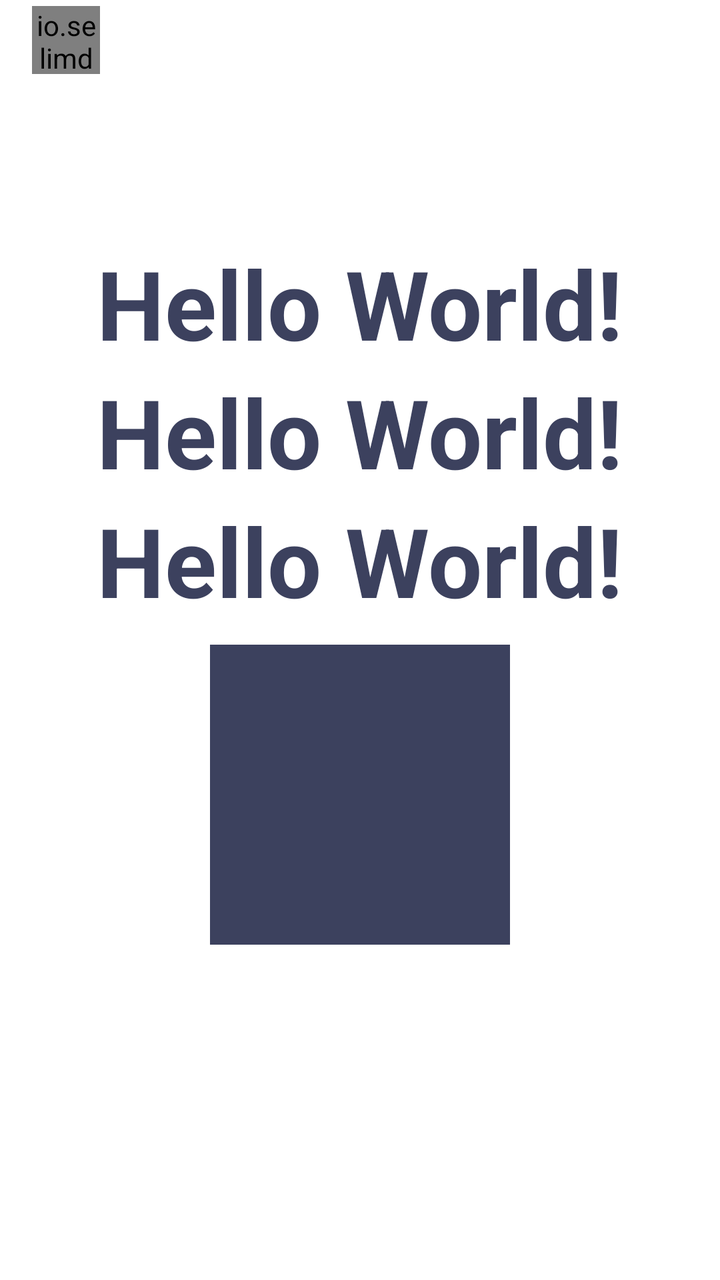
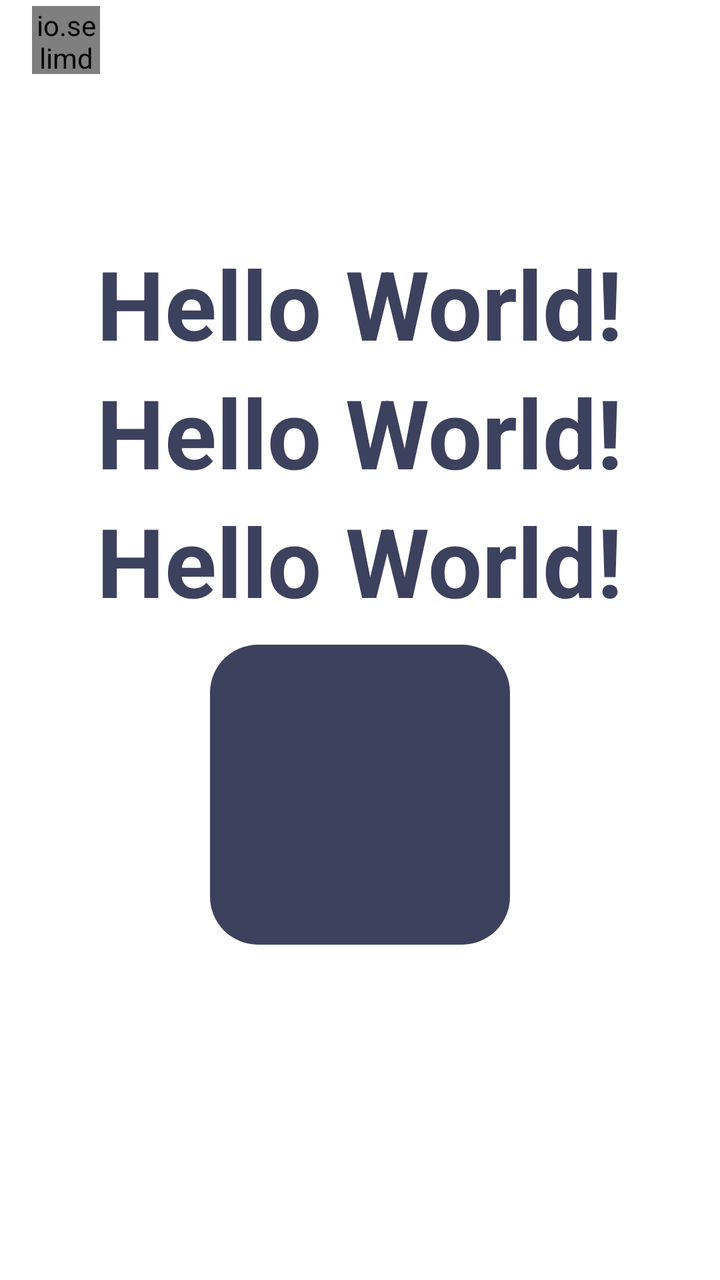

Compare the two renders of this Android layout. The source of the first and the diff that turns it into the second are given below.
<!-- AndroidManifest.xml: application theme Theme.MC.One -->
<!-- res/layout/activity_main.xml -->
<?xml version="1.0" encoding="utf-8"?>
<LinearLayout xmlns:android="http://schemas.android.com/apk/res/android"
    android:layout_width="match_parent"
    android:layout_height="match_parent"
    android:background="?colorOnBackground"
    android:orientation="vertical">

    <include
        android:id="@+id/toolbar"
        layout="@layout/toolbar_main" />

    <LinearLayout
        android:layout_width="match_parent"
        android:layout_height="match_parent"
        android:layout_gravity="center"
        android:gravity="center"
        android:orientation="vertical">

        <TextView
            android:layout_width="wrap_content"
            android:layout_height="wrap_content"
            android:layout_gravity="center"
            android:gravity="center"
            android:text="Hello World!"
            android:textColor="?mc_track"
            android:textSize="48sp"
            android:textStyle="bold" />

        <TextView
            android:layout_width="wrap_content"
            android:layout_height="wrap_content"
            android:layout_gravity="center"
            android:gravity="center"
            android:text="Hello World!"
            android:textColor="?mc_tick"
            android:textSize="48sp"
            android:textStyle="bold" />

        <TextView
            android:layout_width="wrap_content"
            android:layout_height="wrap_content"
            android:layout_gravity="center"
            android:gravity="center"
            android:text="Hello World!"
            android:textColor="?mc_track"
            android:textSize="48sp"
            android:textStyle="bold" />

        <LinearLayout
            android:layout_width="150dp"
            android:layout_height="150dp"
            android:layout_marginTop="10dp"
            android:background="?mc_bg" />

        <Button
            android:id="@+id/trans"
            android:layout_width="match_parent"
            android:layout_height="wrap_content"
            android:layout_margin="20dp"
            android:background="?mc_bg"
            android:text="Test Music UI"
            android:textColor="?colorOnError" />

    </LinearLayout>

</LinearLayout>
<!-- res/layout/toolbar_main.xml (included above) -->
<?xml version="1.0" encoding="utf-8"?>
<LinearLayout xmlns:android="http://schemas.android.com/apk/res/android"
    android:id="@+id/card"
    android:layout_width="match_parent"
    android:layout_height="40dp"
    android:background="?colorOnBackground"
    android:gravity="center_vertical"
    android:orientation="horizontal"
    android:paddingStart="16dp"
    android:paddingEnd="16dp">

    <io.selimdawa.multicolors.MultiColorButton
        android:layout_width="34dp"
        android:layout_height="34dp" />

</LinearLayout>
<!-- resources referenced by this layout -->
<resources>
  <style name="Theme.MC.One" parent="MC_Base_Theme">
          <item name="mc_bg">@color/mc_basic_2</item>
          <item name="mc_tick">@color/mc_basic_2</item>
          <item name="mc_track">@color/mc_basic_2</item>
      </style>
  <style name="MC_Base_Theme" parent="Theme.Material3.DayNight.NoActionBar">
          <item name="android:statusBarColor">@color/mc_white</item>
          <item name="android:windowLightStatusBar">true</item>
          <item name="colorPrimary">@color/mc_colorPrimary</item>
          <item name="colorOnBackground">@color/mc_white</item>
          <item name="colorError">@color/mc_dark</item>
      </style>
  <color name="mc_basic_2">#3c415e</color>
  <color name="mc_white">#ffffff</color>
  <color name="mc_colorPrimary">#fff</color>
  <color name="mc_dark">#000000</color>
</resources>

<!-- the commit's change to res/layout/activity_main.xml (unified diff, before → after) -->
@@ -1,5 +1,6 @@
 <?xml version="1.0" encoding="utf-8"?>
 <LinearLayout xmlns:android="http://schemas.android.com/apk/res/android"
+    xmlns:app="http://schemas.android.com/apk/res-auto"
     android:layout_width="match_parent"
     android:layout_height="match_parent"
     android:background="?colorOnBackground"
@@ -46,11 +47,21 @@
             android:textSize="48sp"
             android:textStyle="bold" />
 
-        <LinearLayout
+        <com.google.android.material.card.MaterialCardView
             android:layout_width="150dp"
             android:layout_height="150dp"
             android:layout_marginTop="10dp"
-            android:background="?mc_bg" />
+            app:cardCornerRadius="24dp"
+            app:cardElevation="0dp"
+            app:cardPreventCornerOverlap="true"
+            app:strokeWidth="0dp">
+
+            <View
+                android:layout_width="match_parent"
+                android:layout_height="match_parent"
+                android:background="?mc_bg" />
+
+        </com.google.android.material.card.MaterialCardView>
 
         <Button
             android:id="@+id/trans"
